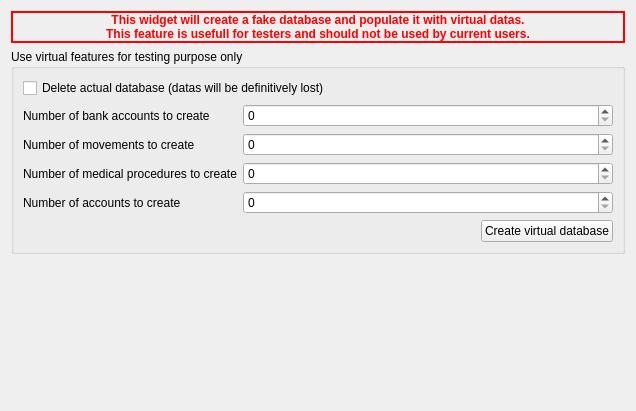
This is plugins/accountplugin/preferences/virtualdatabasecreator.ui in FreeHealth/freehealth as Qt 5 draws it before an edit. The edited form follows.
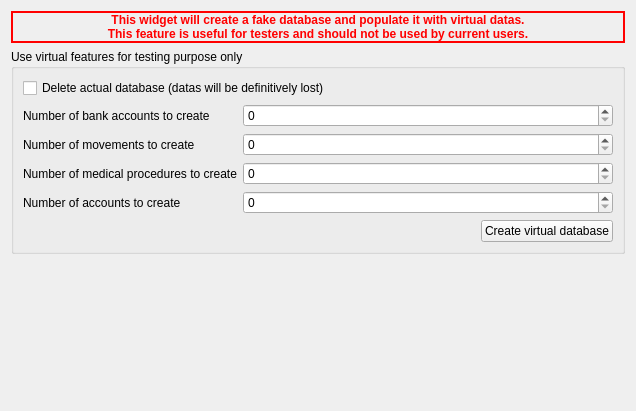
This is the edited form.

Patch:
```diff
--- a/plugins/accountplugin/preferences/virtualdatabasecreator.ui
+++ b/plugins/accountplugin/preferences/virtualdatabasecreator.ui
@@ -64,7 +64,7 @@
      </property>
      <property name="text">
       <string>This widget will create a fake database and populate it with virtual datas.
-This feature is usefull for testers and should not be used by current users.</string>
+This feature is useful for testers and should not be used by current users.</string>
      </property>
      <property name="alignment">
       <set>Qt::AlignCenter</set>
```
